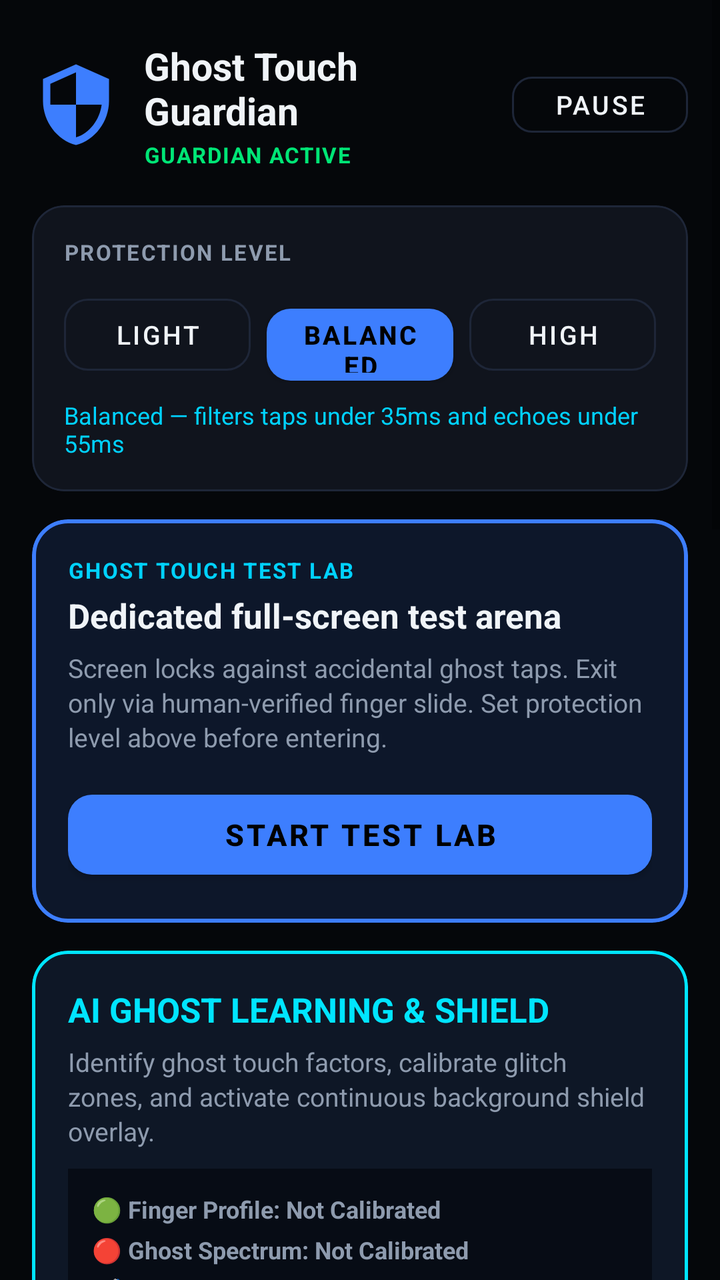
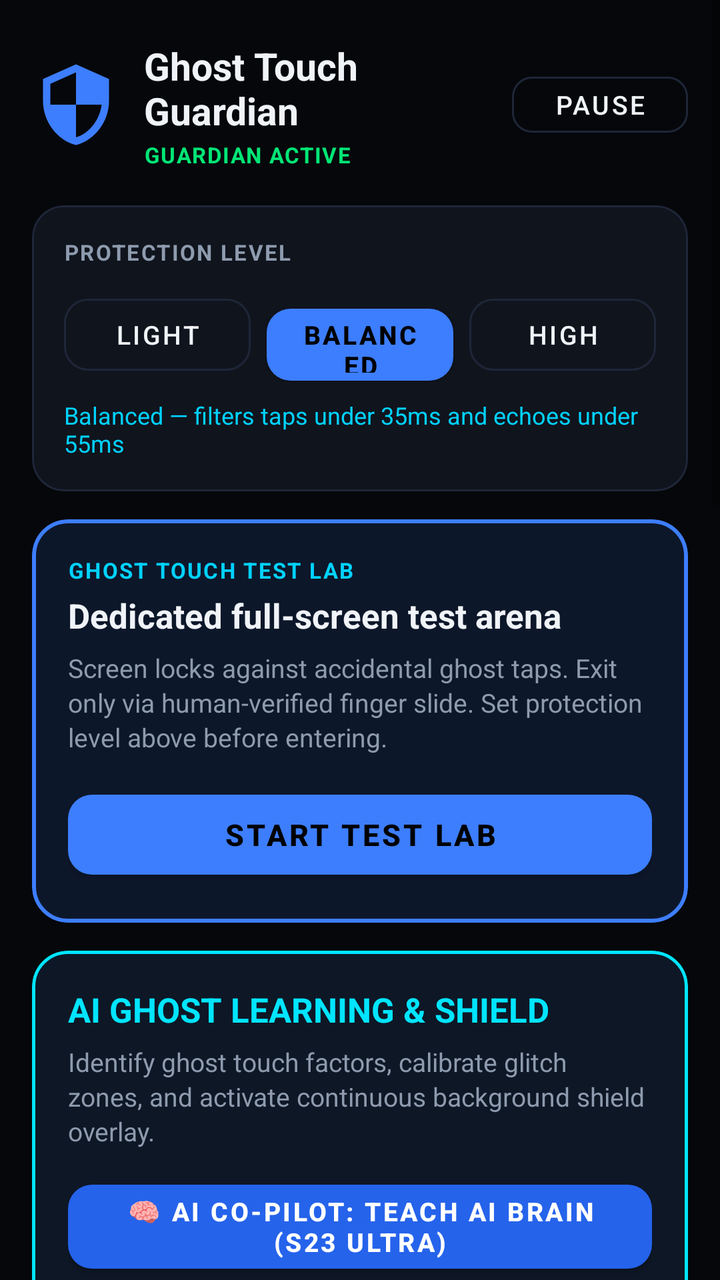

Two renders of the same Android screen: before a commit and after it. Below are the layout's source before the change and the commit's diff.
<!-- AndroidManifest.xml: application theme Theme.GhostTouchGuardian -->
<!-- res/layout/activity_main.xml -->
<?xml version="1.0" encoding="utf-8"?>
<ScrollView xmlns:android="http://schemas.android.com/apk/res/android"
    xmlns:app="http://schemas.android.com/apk/res-auto"
    android:layout_width="match_parent"
    android:layout_height="match_parent"
    android:background="@color/amoled_black"
    android:fillViewport="true">

    <LinearLayout
        android:layout_width="match_parent"
        android:layout_height="wrap_content"
        android:orientation="vertical"
        android:paddingStart="16dp"
        android:paddingEnd="16dp"
        android:paddingTop="20dp"
        android:paddingBottom="40dp">

        
        <LinearLayout
            android:layout_width="match_parent"
            android:layout_height="wrap_content"
            android:gravity="center_vertical"
            android:orientation="horizontal">

            <ImageView
                android:layout_width="44dp"
                android:layout_height="44dp"
                android:src="@drawable/ic_shield"
                android:contentDescription="Shield"
                app:tint="@color/accent_blue" />

            <LinearLayout
                android:layout_width="0dp"
                android:layout_height="wrap_content"
                android:layout_marginStart="12dp"
                android:layout_weight="1"
                android:orientation="vertical">

                <TextView
                    android:layout_width="wrap_content"
                    android:layout_height="wrap_content"
                    android:text="@string/app_name"
                    android:textColor="@color/text_primary"
                    android:textSize="19sp"
                    android:textStyle="bold" />

                
                <TextView
                    android:id="@+id/tvGuardianStatus"
                    android:layout_width="wrap_content"
                    android:layout_height="wrap_content"
                    android:layout_marginTop="2dp"
                    android:text="GUARDIAN ACTIVE"
                    android:textColor="@color/valid_green"
                    android:textSize="11sp"
                    android:textStyle="bold"
                    android:letterSpacing="0.05" />
            </LinearLayout>

            
            <com.google.android.material.button.MaterialButton
                android:id="@+id/btnToggleGuardian"
                style="@style/Widget.MaterialComponents.Button.OutlinedButton"
                android:layout_width="wrap_content"
                android:layout_height="40dp"
                android:minHeight="0dp"
                android:paddingStart="14dp"
                android:paddingEnd="14dp"
                android:text="Pause"
                android:textColor="@color/text_primary"
                android:textSize="13sp"
                app:cornerRadius="10dp"
                app:strokeColor="@color/card_border" />
        </LinearLayout>

        
        <com.google.android.material.card.MaterialCardView
            android:layout_width="match_parent"
            android:layout_height="wrap_content"
            android:layout_marginTop="18dp"
            app:cardBackgroundColor="@color/card_dark"
            app:cardCornerRadius="16dp"
            app:cardElevation="0dp"
            app:strokeColor="@color/card_border"
            app:strokeWidth="1dp">

            <LinearLayout
                android:layout_width="match_parent"
                android:layout_height="wrap_content"
                android:orientation="vertical"
                android:padding="16dp">

                <TextView
                    android:layout_width="wrap_content"
                    android:layout_height="wrap_content"
                    android:text="PROTECTION LEVEL"
                    android:textColor="@color/text_secondary"
                    android:textSize="11sp"
                    android:textStyle="bold"
                    android:letterSpacing="0.07" />

                
                <LinearLayout
                    android:layout_width="match_parent"
                    android:layout_height="wrap_content"
                    android:layout_marginTop="10dp"
                    android:orientation="horizontal">

                    <com.google.android.material.button.MaterialButton
                        android:id="@+id/btnProfileGaming"
                        style="@style/Widget.MaterialComponents.Button.OutlinedButton"
                        android:layout_width="0dp"
                        android:layout_height="48dp"
                        android:layout_marginEnd="4dp"
                        android:layout_weight="1"
                        android:minHeight="0dp"
                        android:text="Light"
                        android:textColor="@color/text_primary"
                        android:textSize="13sp"
                        app:cornerRadius="12dp"
                        app:strokeColor="@color/card_border" />

                    <com.google.android.material.button.MaterialButton
                        android:id="@+id/btnProfileBalanced"
                        style="@style/Widget.MaterialComponents.Button"
                        android:layout_width="0dp"
                        android:layout_height="48dp"
                        android:layout_marginStart="4dp"
                        android:layout_marginEnd="4dp"
                        android:layout_weight="1"
                        android:minHeight="0dp"
                        android:text="Balanced"
                        android:textSize="13sp"
                        android:textStyle="bold"
                        app:backgroundTint="@color/accent_blue"
                        app:cornerRadius="12dp" />

                    <com.google.android.material.button.MaterialButton
                        android:id="@+id/btnProfileAggressive"
                        style="@style/Widget.MaterialComponents.Button.OutlinedButton"
                        android:layout_width="0dp"
                        android:layout_height="48dp"
                        android:layout_marginStart="4dp"
                        android:layout_weight="1"
                        android:minHeight="0dp"
                        android:text="High"
                        android:textColor="@color/text_primary"
                        android:textSize="13sp"
                        app:cornerRadius="12dp"
                        app:strokeColor="@color/card_border" />
                </LinearLayout>

                
                <TextView
                    android:id="@+id/tvMetricSummary"
                    android:layout_width="wrap_content"
                    android:layout_height="wrap_content"
                    android:layout_marginTop="8dp"
                    android:text="Balanced — filters taps under 35ms and echoes under 55ms"
                    android:textColor="@color/accent_cyan"
                    android:textSize="12sp" />
            </LinearLayout>
        </com.google.android.material.card.MaterialCardView>

        
        <com.google.android.material.card.MaterialCardView
            android:id="@+id/cardOpenLab"
            android:layout_width="match_parent"
            android:layout_height="wrap_content"
            android:layout_marginTop="14dp"
            android:clickable="true"
            android:focusable="true"
            app:cardBackgroundColor="#0D172A"
            app:cardCornerRadius="18dp"
            app:cardElevation="0dp"
            app:strokeColor="@color/accent_blue"
            app:strokeWidth="2dp">

            <LinearLayout
                android:layout_width="match_parent"
                android:layout_height="wrap_content"
                android:orientation="vertical"
                android:padding="18dp">

                <TextView
                    android:layout_width="wrap_content"
                    android:layout_height="wrap_content"
                    android:text="GHOST TOUCH TEST LAB"
                    android:textColor="@color/accent_cyan"
                    android:textSize="11sp"
                    android:textStyle="bold"
                    android:letterSpacing="0.07" />

                <TextView
                    android:layout_width="wrap_content"
                    android:layout_height="wrap_content"
                    android:layout_marginTop="4dp"
                    android:text="Dedicated full-screen test arena"
                    android:textColor="@color/text_primary"
                    android:textSize="17sp"
                    android:textStyle="bold" />

                <TextView
                    android:layout_width="wrap_content"
                    android:layout_height="wrap_content"
                    android:layout_marginTop="6dp"
                    android:text="Screen locks against accidental ghost taps. Exit only via human-verified finger slide. Set protection level above before entering."
                    android:textColor="@color/text_secondary"
                    android:textSize="13sp"
                    android:lineSpacingExtra="2dp" />

                <com.google.android.material.button.MaterialButton
                    android:id="@+id/btnLaunchTestLab"
                    style="@style/Widget.MaterialComponents.Button"
                    android:layout_width="match_parent"
                    android:layout_height="52dp"
                    android:layout_marginTop="14dp"
                    android:text="START TEST LAB"
                    android:textSize="15sp"
                    android:textStyle="bold"
                    app:backgroundTint="@color/accent_blue"
                    app:cornerRadius="12dp" />
            </LinearLayout>
        </com.google.android.material.card.MaterialCardView>

        
        <com.google.android.material.card.MaterialCardView
            android:id="@+id/cardGhostLearning"
            android:layout_width="match_parent"
            android:layout_height="wrap_content"
            android:layout_marginTop="14dp"
            app:cardBackgroundColor="#0E1726"
            app:cardCornerRadius="18dp"
            app:cardElevation="0dp"
            app:strokeColor="#00E5FF"
            app:strokeWidth="1.5dp">

            <LinearLayout
                android:layout_width="match_parent"
                android:layout_height="wrap_content"
                android:orientation="vertical"
                android:padding="18dp">

                <TextView
                    android:layout_width="wrap_content"
                    android:layout_height="wrap_content"
                    android:text="AI GHOST LEARNING &amp; SHIELD"
                    android:textColor="#00E5FF"
                    android:textSize="17sp"
                    android:textStyle="bold" />

                <TextView
                    android:id="@+id/tvGhostLearningDesc"
                    android:layout_width="wrap_content"
                    android:layout_height="wrap_content"
                    android:layout_marginTop="6dp"
                    android:text="Identify ghost touch factors, calibrate glitch zones, and activate continuous background shield overlay."
                    android:textColor="@color/text_secondary"
                    android:textSize="13sp"
                    android:lineSpacingExtra="2dp" />

                
                <LinearLayout
                    android:id="@+id/panelAiStatus"
                    android:layout_width="match_parent"
                    android:layout_height="wrap_content"
                    android:layout_marginTop="10dp"
                    android:background="#070C15"
                    android:orientation="vertical"
                    android:padding="12dp">

                    <TextView
                        android:id="@+id/tvAiFingerStatus"
                        android:layout_width="wrap_content"
                        android:layout_height="wrap_content"
                        android:text="🟢 Finger Profile: Not Calibrated"
                        android:textColor="@color/text_secondary"
                        android:textSize="12sp"
                        android:textStyle="bold" />

                    <TextView
                        android:id="@+id/tvAiGhostStatus"
                        android:layout_width="wrap_content"
                        android:layout_height="wrap_content"
                        android:layout_marginTop="4dp"
                        android:text="🔴 Ghost Spectrum: Not Calibrated"
                        android:textColor="@color/text_secondary"
                        android:textSize="12sp"
                        android:textStyle="bold" />

                    <TextView
                        android:id="@+id/tvAiSPenStatus"
                        android:layout_width="wrap_content"
                        android:layout_height="wrap_content"
                        android:layout_marginTop="4dp"
                        android:text="🖊️ Dedicated S Pen: OFF"
                        android:textColor="@color/text_secondary"
                        android:textSize="12sp"
                        android:textStyle="bold" />
                </LinearLayout>

                <com.google.android.material.button.MaterialButton
                    android:id="@+id/btnGhostIdentify"
                    style="@style/Widget.MaterialComponents.Button"
                    android:layout_width="match_parent"
                    android:layout_height="52dp"
                    android:layout_marginTop="14dp"
                    android:text="1. GHOST IDENTIFY (LEARN FINGERPRINT)"
                    android:textSize="13sp"
                    android:textStyle="bold"
                    app:backgroundTint="#FF5252"
                    android:textColor="#FFFFFF"
                    app:cornerRadius="12dp" />

                <com.google.android.material.button.MaterialButton
                    android:id="@+id/btnAutoCalibrateScreen"
                    style="@style/Widget.MaterialComponents.Button"
                    android:layout_width="match_parent"
                    android:layout_height="50dp"
                    android:layout_marginTop="8dp"
                    android:text="2. AUTO-CALIBRATION (ZONE MAPPER)"
                    android:textSize="13sp"
                    android:textStyle="bold"
                    app:backgroundTint="#00E5FF"
                    android:textColor="#070A11"
                    app:cornerRadius="12dp" />

                <com.google.android.material.button.MaterialButton
                    android:id="@+id/btnToggleHotspotShield"
                    style="@style/Widget.MaterialComponents.Button.OutlinedButton"
                    android:layout_width="match_parent"
                    android:layout_height="48dp"
                    android:layout_marginTop="8dp"
                    android:text="Hotspot Shield: OFF"
                    android:textColor="#FF5252"
                    android:textSize="13sp"
                    android:textStyle="bold"
                    app:cornerRadius="12dp"
                    app:strokeColor="#FF5252" />

                
                <com.google.android.material.button.MaterialButton
                    android:id="@+id/btnToggleSPenMode"
                    style="@style/Widget.MaterialComponents.Button.OutlinedButton"
                    android:layout_width="match_parent"
                    android:layout_height="48dp"
                    android:layout_marginTop="8dp"
                    android:text="Dedicated S Pen Mode: OFF"
                    android:textColor="#B388FF"
                    android:textSize="13sp"
                    android:textStyle="bold"
                    app:cornerRadius="12dp"
                    app:strokeColor="#B388FF" />
            </LinearLayout>
        </com.google.android.material.card.MaterialCardView>

        
        <com.google.android.material.card.MaterialCardView
            android:layout_width="match_parent"
            android:layout_height="wrap_content"
            android:layout_marginTop="14dp"
            app:cardBackgroundColor="@color/card_dark"
            app:cardCornerRadius="16dp"
            app:cardElevation="0dp"
            app:strokeColor="@color/card_border"
            app:strokeWidth="1dp">

            <LinearLayout
                android:layout_width="match_parent"
                android:layout_height="wrap_content"
                android:orientation="vertical"
                android:padding="16dp">

                <TextView
                    android:layout_width="wrap_content"
                    android:layout_height="wrap_content"
                    android:text="LIVE TELEMETRY"
                    android:textColor="@color/text_secondary"
                    android:textSize="11sp"
                    android:textStyle="bold"
                    android:letterSpacing="0.07" />

                <LinearLayout
                    android:layout_width="match_parent"
                    android:layout_height="wrap_content"
                    android:layout_marginTop="10dp"
                    android:orientation="horizontal">

                    <LinearLayout
                        android:layout_width="0dp"
                        android:layout_height="wrap_content"
                        android:layout_weight="1"
                        android:orientation="vertical">

                        <TextView
                            android:layout_width="wrap_content"
                            android:layout_height="wrap_content"
                            android:text="Ghost Taps"
                            android:textColor="@color/text_muted"
                            android:textSize="12sp" />

                        <TextView
                            android:id="@+id/tvGhostCount"
                            android:layout_width="wrap_content"
                            android:layout_height="wrap_content"
                            android:text="0"
                            android:textColor="@color/ghost_red"
                            android:textSize="30sp"
                            android:textStyle="bold" />
                    </LinearLayout>

                    <View
                        android:layout_width="1dp"
                        android:layout_height="44dp"
                        android:layout_gravity="center_vertical"
                        android:background="@color/card_border" />

                    <LinearLayout
                        android:layout_width="0dp"
                        android:layout_height="wrap_content"
                        android:layout_weight="1"
                        android:orientation="vertical"
                        android:paddingStart="12dp">

                        <TextView
                            android:layout_width="wrap_content"
                            android:layout_height="wrap_content"
                            android:text="Echoes"
                            android:textColor="@color/text_muted"
                            android:textSize="12sp" />

                        <TextView
                            android:id="@+id/tvEchoCount"
                            android:layout_width="wrap_content"
                            android:layout_height="wrap_content"
                            android:text="0"
                            android:textColor="#FFA726"
                            android:textSize="30sp"
                            android:textStyle="bold" />
                    </LinearLayout>

                    <View
                        android:layout_width="1dp"
                        android:layout_height="44dp"
                        android:layout_gravity="center_vertical"
                        android:background="@color/card_border" />

                    <LinearLayout
                        android:layout_width="0dp"
                        android:layout_height="wrap_content"
                        android:layout_weight="1"
                        android:orientation="vertical"
                        android:paddingStart="12dp">

                        <TextView
                            android:layout_width="wrap_content"
                            android:layout_height="wrap_content"
                            android:text="RAM Fixed"
                            android:textColor="@color/text_muted"
                            android:textSize="12sp" />

                        <TextView
                            android:id="@+id/tvRamUsage"
                            android:layout_width="wrap_content"
                            android:layout_height="wrap_content"
                            android:text="~3.6 KB"
                            android:textColor="@color/valid_green"
                            android:textSize="24sp"
                            android:textStyle="bold" />
                    </LinearLayout>
                </LinearLayout>
            </LinearLayout>
        </com.google.android.material.card.MaterialCardView>

        
        <com.google.android.material.card.MaterialCardView
            android:layout_width="match_parent"
            android:layout_height="wrap_content"
            android:layout_marginTop="14dp"
            app:cardBackgroundColor="@color/card_dark"
            app:cardCornerRadius="16dp"
            app:cardElevation="0dp"
            app:strokeColor="@color/card_border"
            app:strokeWidth="1dp">

            <LinearLayout
                android:layout_width="match_parent"
                android:layout_height="wrap_content"
                android:orientation="vertical"
                android:padding="16dp">

                <TextView
                    android:layout_width="wrap_content"
                    android:layout_height="wrap_content"
                    android:text="SERVICE STATUS"
                    android:textColor="@color/text_secondary"
                    android:textSize="11sp"
                    android:textStyle="bold"
                    android:letterSpacing="0.07" />

                
                <LinearLayout
                    android:layout_width="match_parent"
                    android:layout_height="wrap_content"
                    android:layout_marginTop="10dp"
                    android:orientation="horizontal">

                    <TextView
                        android:id="@+id/tvStatusService"
                        android:layout_width="wrap_content"
                        android:layout_height="wrap_content"
                        android:background="@drawable/badge_green"
                        android:paddingStart="10dp"
                        android:paddingEnd="10dp"
                        android:paddingTop="4dp"
                        android:paddingBottom="4dp"
                        android:text="Service ON"
                        android:textColor="#0A0A0A"
                        android:textSize="11sp"
                        android:textStyle="bold" />

                    <TextView
                        android:id="@+id/tvStatusBoot"
                        android:layout_width="wrap_content"
                        android:layout_height="wrap_content"
                        android:layout_marginStart="8dp"
                        android:background="@drawable/badge_cyan"
                        android:paddingStart="10dp"
                        android:paddingEnd="10dp"
                        android:paddingTop="4dp"
                        android:paddingBottom="4dp"
                        android:text="Auto-Start"
                        android:textColor="#0A0A0A"
                        android:textSize="11sp"
                        android:textStyle="bold" />

                </LinearLayout>

                <TextView
                    android:layout_width="wrap_content"
                    android:layout_height="wrap_content"
                    android:layout_marginTop="10dp"
                    android:text="Zero battery drain  •  Screen-off protection  •  Boot persistent"
                    android:textColor="@color/text_muted"
                    android:textSize="12sp" />
            </LinearLayout>
        </com.google.android.material.card.MaterialCardView>

        
        <com.google.android.material.card.MaterialCardView
            android:layout_width="match_parent"
            android:layout_height="wrap_content"
            android:layout_marginTop="14dp"
            app:cardBackgroundColor="@color/card_dark"
            app:cardCornerRadius="16dp"
            app:cardElevation="0dp"
            app:strokeColor="@color/card_border"
            app:strokeWidth="1dp">

            <LinearLayout
                android:layout_width="match_parent"
                android:layout_height="wrap_content"
                android:orientation="vertical"
                android:padding="16dp">

                <TextView
                    android:layout_width="wrap_content"
                    android:layout_height="wrap_content"
                    android:text="SETTINGS"
                    android:textColor="@color/text_secondary"
                    android:textSize="11sp"
                    android:textStyle="bold"
                    android:letterSpacing="0.07" />

                
                <LinearLayout
                    android:layout_width="match_parent"
                    android:layout_height="wrap_content"
                    android:layout_marginTop="12dp"
                    android:orientation="vertical">

                    <TextView
                        android:id="@+id/tvHardwareTitle"
                        android:layout_width="wrap_content"
                        android:layout_height="wrap_content"
                        android:text="HARDWARE TOUCH CALIBRATION"
                        android:textColor="@color/text_primary"
                        android:textSize="13sp"
                        android:textStyle="bold" />

                    <TextView
                        android:id="@+id/tvHardwareDesc"
                        android:layout_width="wrap_content"
                        android:layout_height="wrap_content"
                        android:layout_marginTop="4dp"
                        android:text="Recalibrate capacitive digitizer to eliminate phantom drift."
                        android:textColor="@color/text_secondary"
                        android:textSize="12sp"
                        android:lineSpacingExtra="2dp" />

                    <com.google.android.material.button.MaterialButton
                        android:id="@+id/btnHardwareCalibrate"
                        style="@style/Widget.MaterialComponents.Button.OutlinedButton"
                        android:layout_width="match_parent"
                        android:layout_height="46dp"
                        android:layout_marginTop="10dp"
                        android:text="OPEN CALIBRATION"
                        android:textColor="@color/accent_cyan"
                        android:textSize="13sp"
                        android:textStyle="bold"
                        app:cornerRadius="12dp"
                        app:strokeColor="@color/accent_cyan" />
                </LinearLayout>

                <View
                    android:layout_width="match_parent"
                    android:layout_height="1dp"
                    android:layout_marginTop="14dp"
                    android:layout_marginBottom="2dp"
                    android:background="@color/card_border" />

                
                <com.google.android.material.button.MaterialButton
                    android:id="@+id/btnToggleTestingAlerts"
                    style="@style/Widget.MaterialComponents.Button.OutlinedButton"
                    android:layout_width="match_parent"
                    android:layout_height="46dp"
                    android:layout_marginTop="8dp"
                    android:text="Testing Haptics: OFF (Silent)"
                    android:textColor="@color/text_secondary"
                    android:textSize="13sp"
                    app:cornerRadius="12dp"
                    app:strokeColor="@color/card_border" />

                
                <com.google.android.material.button.MaterialButton
                    android:id="@+id/btnFlushMemory"
                    style="@style/Widget.MaterialComponents.Button.OutlinedButton"
                    android:layout_width="match_parent"
                    android:layout_height="46dp"
                    android:layout_marginTop="8dp"
                    android:text="Flush Event Buffer"
                    android:textColor="@color/text_primary"
                    android:textSize="13sp"
                    app:cornerRadius="12dp"
                    app:strokeColor="@color/card_border" />

            </LinearLayout>
        </com.google.android.material.card.MaterialCardView>

    </LinearLayout>
</ScrollView>
<!-- resources referenced by this layout -->
<resources>
  <color name="accent_blue">#3D7EFE</color>
  <color name="accent_cyan">#00D2FF</color>
  <color name="amoled_black">#05070A</color>
  <color name="card_border">#1E2638</color>
  <color name="card_dark">#10141D</color>
  <color name="ghost_red">#FF4B4B</color>
  <color name="text_muted">#4E5D73</color>
  <color name="text_primary">#F0F4F8</color>
  <color name="text_secondary">#8E9BAE</color>
  <color name="valid_green">#00E676</color>
  <!-- drawable badge_cyan (drawable) -->
  <?xml version="1.0" encoding="utf-8"?>
  <shape xmlns:android="http://schemas.android.com/apk/res/android"
      android:shape="rectangle">
      <solid android:color="#00BCD4" />
      <corners android:radius="6dp" />
  </shape>
  <!-- drawable badge_green (drawable) -->
  <?xml version="1.0" encoding="utf-8"?>
  <shape xmlns:android="http://schemas.android.com/apk/res/android"
      android:shape="rectangle">
      <solid android:color="#00E676" />
      <corners android:radius="6dp" />
  </shape>
  <!-- drawable ic_shield (drawable) -->
  <vector xmlns:android="http://schemas.android.com/apk/res/android"
      android:width="24dp"
      android:height="24dp"
      android:viewportWidth="24"
      android:viewportHeight="24">
      <path
          android:fillColor="#3D7EFE"
          android:pathData="M12,1L3,5v6c0,5.55 3.84,10.74 9,12c5.16,-1.26 9,-6.45 9,-12V5L12,1zM12,11.99h7c-0.53,4.12 -3.28,7.79 -7,8.94V12H5V6.3l7,-3.11V11.99z" />
  </vector>
  <string name="app_name">Ghost Touch Guardian</string>
  <style name="Theme.GhostTouchGuardian" parent="Theme.MaterialComponents.DayNight.NoActionBar">
          <item name="colorPrimary">@color/accent_blue</item>
          <item name="colorPrimaryVariant">@color/accent_cyan</item>
          <item name="colorOnPrimary">@color/black</item>
          <item name="android:windowBackground">@color/amoled_black</item>
          <item name="android:statusBarColor">@color/amoled_black</item>
          <item name="android:navigationBarColor">@color/amoled_black</item>
      </style>
  <color name="black">#000000</color>
</resources>

<!-- the commit's change to res/layout/activity_main.xml (unified diff, before → after) -->
@@ -260,6 +260,20 @@
                     android:lineSpacingExtra="2dp" />
 
                 
+                <com.google.android.material.button.MaterialButton
+                    android:id="@+id/btnLaunchCoPilot"
+                    style="@style/Widget.MaterialComponents.Button"
+                    android:layout_width="match_parent"
+                    android:layout_height="54dp"
+                    android:layout_marginTop="12dp"
+                    android:text="🧠 AI CO-PILOT: TEACH AI BRAIN (S23 ULTRA)"
+                    android:textSize="13sp"
+                    android:textStyle="bold"
+                    app:backgroundTint="#2563EB"
+                    android:textColor="#FFFFFF"
+                    app:cornerRadius="12dp" />
+
+                
                 <LinearLayout
                     android:id="@+id/panelAiStatus"
                     android:layout_width="match_parent"
